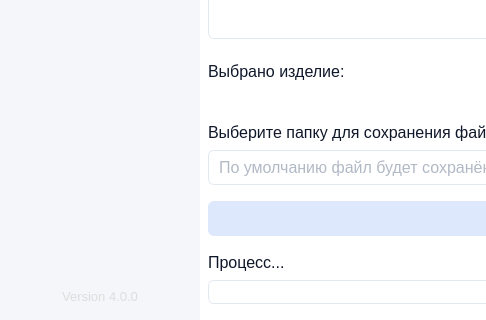
Old version of the form ui/mainUI.ui in the repository pntech-dev/File-Archive; both pictures show x 0 to 486 and y 380 to 700 of the 1000 by 700 pixel window.
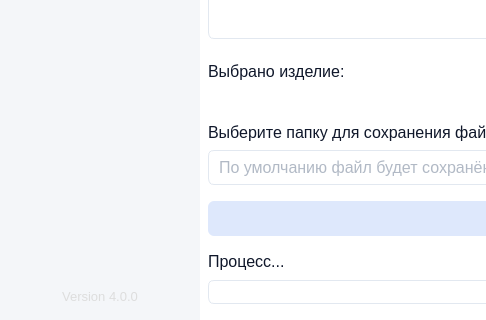
New version of the form. Icons and pictures are not drawn.

```diff
--- a/ui/mainUI.ui
+++ b/ui/mainUI.ui
@@ -2447,6 +2447,12 @@
              </property>
              <item>
               <widget class="QLabel" name="process_label">
+               <property name="sizePolicy">
+                <sizepolicy hsizetype="Expanding" vsizetype="Fixed">
+                 <horstretch>0</horstretch>
+                 <verstretch>0</verstretch>
+                </sizepolicy>
+               </property>
                <property name="font">
                 <font>
                  <family>Segoe UI</family>
```
Left out of the diff: 2 changed lines with no effect on the pictures.
